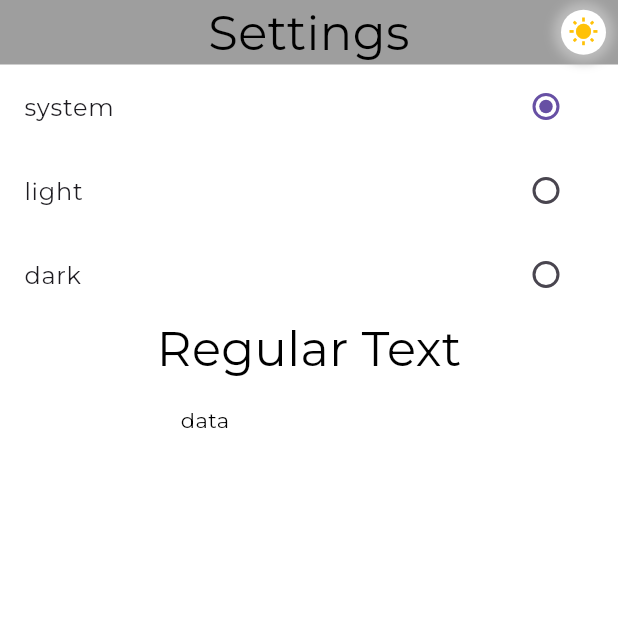
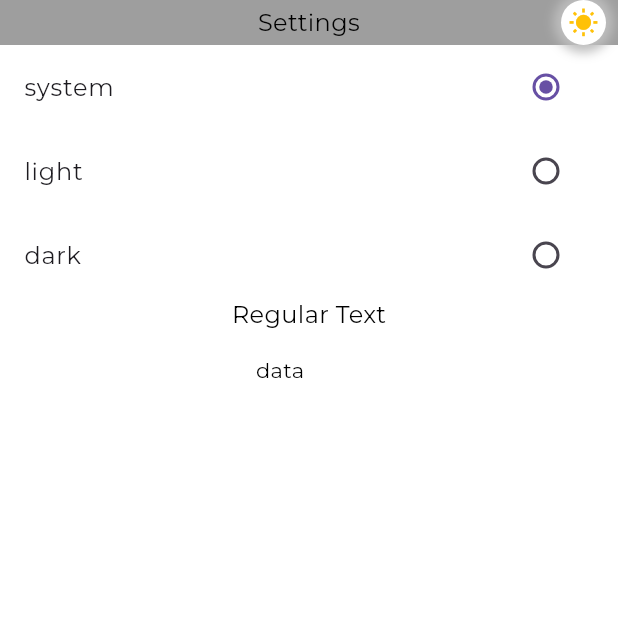
Before and after one commit to fatihyuksell/flutter_world_time_example, a Flutter app: the screen it shows after launch, on a phone screen of 412 x 824 dp, the top half of it. Run offline on Flutter 3.47's test engine with Material 3 defaults, Android fonts, the phone set to English and light mode, and no system bars; our stand-ins replace device_info_plus, dio, flutter_screenutil, flutter_svg, get_it, retrofit and 1 more; generated files the repository leaves out were written again; project files that could hold a hidden picture were left out.

Commit message:
textstyles are added in the class

```diff
--- a/lib/utils/text_style.dart
+++ b/lib/utils/text_style.dart
@@ -4,11 +4,23 @@ class TextStyles extends ThemeExtension<TextStyles> {
   final TextStyle regular;
   final TextStyle bold1;
   final TextStyle bold2;
+  final TextStyle headline1;
+  final TextStyle headline2;
+  final TextStyle body1;
+  final TextStyle body2;
+  final TextStyle caption;
+  final TextStyle button;
 
   const TextStyles({
     required this.regular,
     required this.bold1,
     required this.bold2,
+    required this.headline1,
+    required this.headline2,
+    required this.body1,
+    required this.body2,
+    required this.caption,
+    required this.button,
   });
 
   @override
@@ -16,7 +28,18 @@ class TextStyles extends ThemeExtension<TextStyles> {
     ThemeExtension<TextStyles>? other,
     double t,
   ) {
-    return this;
+    if (other is! TextStyles) return this;
+    return TextStyles(
+      regular: TextStyle.lerp(regular, other.regular, t)!,
+      bold1: TextStyle.lerp(bold1, other.bold1, t)!,
+      bold2: TextStyle.lerp(bold2, other.bold2, t)!,
+      headline1: TextStyle.lerp(headline1, other.headline1, t)!,
+      headline2: TextStyle.lerp(headline2, other.headline2, t)!,
+      body1: TextStyle.lerp(body1, other.body1, t)!,
+      body2: TextStyle.lerp(body2, other.body2, t)!,
+      caption: TextStyle.lerp(caption, other.caption, t)!,
+      button: TextStyle.lerp(button, other.button, t)!,
+    );
   }
 
   @override
@@ -24,53 +47,119 @@ class TextStyles extends ThemeExtension<TextStyles> {
     TextStyle? regular,
     TextStyle? bold1,
     TextStyle? bold2,
+    TextStyle? headline1,
+    TextStyle? headline2,
+    TextStyle? body1,
+    TextStyle? body2,
+    TextStyle? caption,
+    TextStyle? button,
   }) {
     return TextStyles(
       regular: regular ?? this.regular,
       bold1: bold1 ?? this.bold1,
       bold2: bold2 ?? this.bold2,
+      headline1: headline1 ?? this.headline1,
+      headline2: headline2 ?? this.headline2,
+      body1: body1 ?? this.body1,
+      body2: body2 ?? this.body2,
+      caption: caption ?? this.caption,
+      button: button ?? this.button,
     );
   }
 
   factory TextStyles.light() => const TextStyles(
         regular: TextStyle(
-          fontSize: 32,
+          fontSize: 16,
           fontWeight: FontWeight.w400,
           color: Colors.black,
-          height: 1.33,
         ),
         bold1: TextStyle(
-          fontSize: 32,
+          fontSize: 18,
           fontWeight: FontWeight.w700,
-          height: 1.33,
           color: Colors.black,
         ),
         bold2: TextStyle(
-          fontSize: 18,
+          fontSize: 20,
           fontWeight: FontWeight.w700,
-          height: 1.33,
           color: Colors.black,
+        ),
+        headline1: TextStyle(
+          fontSize: 32,
+          fontWeight: FontWeight.bold,
+          color: Colors.black,
+        ),
+        headline2: TextStyle(
+          fontSize: 24,
+          fontWeight: FontWeight.w600,
+          color: Colors.black,
+        ),
+        body1: TextStyle(
+          fontSize: 14,
+          fontWeight: FontWeight.w400,
+          color: Colors.black,
+        ),
+        body2: TextStyle(
+          fontSize: 12,
+          fontWeight: FontWeight.w400,
+          color: Colors.black,
+        ),
+        caption: TextStyle(
+          fontSize: 12,
+          fontWeight: FontWeight.w300,
+          color: Colors.grey,
+        ),
+        button: TextStyle(
+          fontSize: 16,
+          fontWeight: FontWeight.w600,
+          color: Colors.white,
         ),
       );
 
   factory TextStyles.dark() => const TextStyles(
         regular: TextStyle(
-          fontSize: 32,
+          fontSize: 16,
           fontWeight: FontWeight.w400,
           color: Colors.white,
-          height: 1.33,
         ),
         bold1: TextStyle(
-          fontSize: 32,
+          fontSize: 18,
           fontWeight: FontWeight.w700,
-          height: 1.33,
           color: Colors.white,
         ),
         bold2: TextStyle(
-          fontSize: 18,
+          fontSize: 20,
           fontWeight: FontWeight.w700,
-          height: 1.33,
           color: Colors.white,
+        ),
+        headline1: TextStyle(
+          fontSize: 32,
+          fontWeight: FontWeight.bold,
+          color: Colors.white,
+        ),
+        headline2: TextStyle(
+          fontSize: 24,
+          fontWeight: FontWeight.w600,
+          color: Colors.white,
+        ),
+        body1: TextStyle(
+          fontSize: 14,
+          fontWeight: FontWeight.w400,
+          color: Colors.white,
+        ),
+        body2: TextStyle(
+          fontSize: 12,
+          fontWeight: FontWeight.w400,
+          color: Colors.white,
+        ),
+        caption: TextStyle(
+          fontSize: 12,
+          fontWeight: FontWeight.w300,
+          color: Colors.grey,
+        ),
+        button: TextStyle(
+          fontSize: 16,
+          fontWeight: FontWeight.w600,
+          color: Colors.black,
         ),
       );
 }
```
